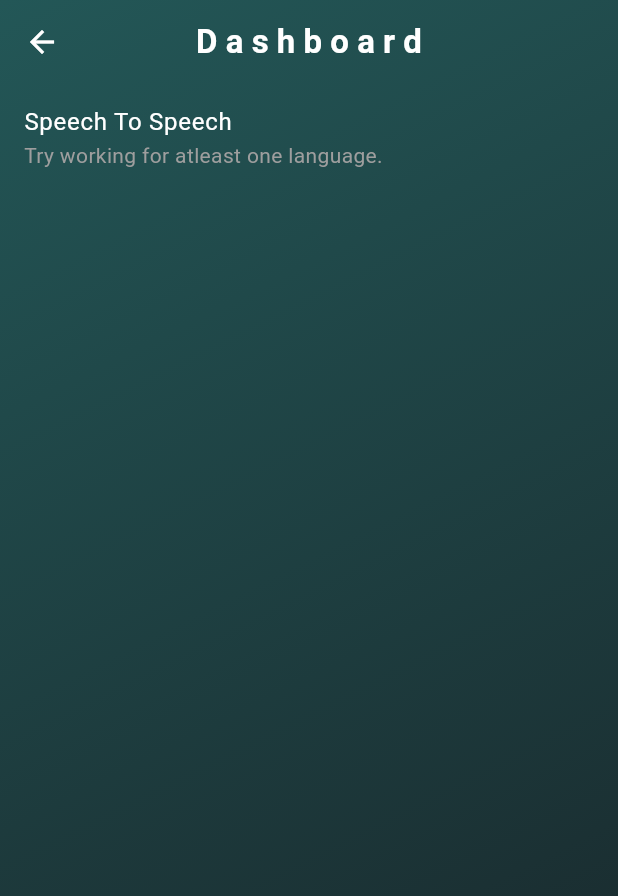
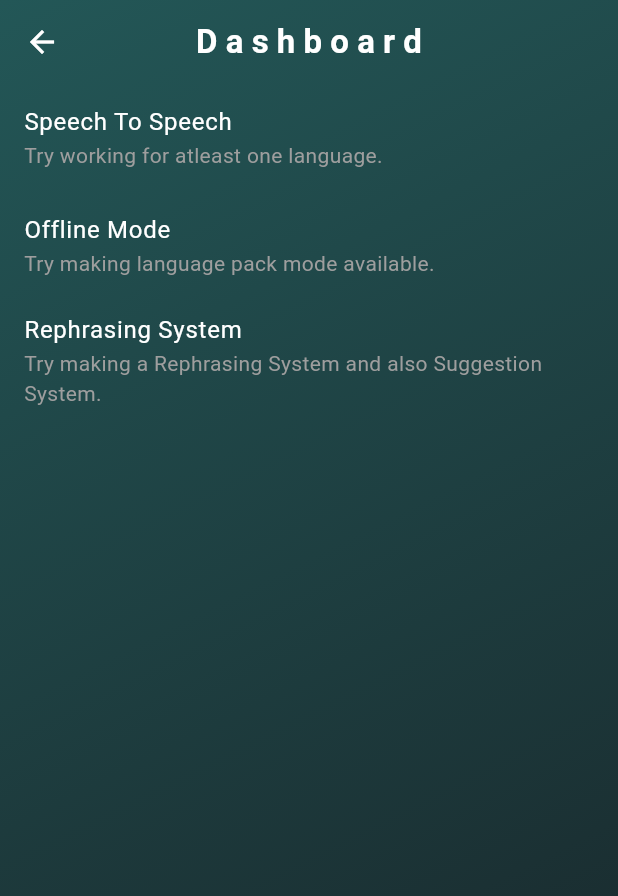
Before and after one commit to suraj-yadav0/vyakhya_ai-main, a Flutter app: the HomeScreen screen opened directly, in the side drawer, after a tap on "D A S H B O A R D", on a phone screen of 412 x 824 dp. Shown: the top 896 px of the screen. Run offline on Flutter 3.47's test engine with Material 3 defaults, Android fonts, the phone set to English and light mode, and no system bars; our stand-ins replace flutter_animate, flutter_svg, get, google_fonts, lottie, speech_to_text; missing offline and left inert: gallery_picker, google_mlkit_text_recognition, translator_plus.

Commit message:
made slight UI changes

```diff
--- a/lib/screens/drawer Screens/dashboard_screen.dart
+++ b/lib/screens/drawer Screens/dashboard_screen.dart
@@ -13,7 +13,13 @@ class DashboardScreen extends StatelessWidget {
           children: [
             CustomFeatureDashboard(
                 name: "Speech To Speech",
-                description: "Try working for atleast one language.")
+                description: "Try working for atleast one language."),
+                 CustomFeatureDashboard(
+                name: "Offline Mode",
+                description: "Try making language pack mode available."),
+                  CustomFeatureDashboard(
+                name: "Rephrasing System",
+                description: "Try making a Rephrasing System and also Suggestion System.")
           ],
         ),
 
--- a/lib/screens/features/speech_to_speech_screen.dart
+++ b/lib/screens/features/speech_to_speech_screen.dart
@@ -182,7 +182,7 @@ class _SpeechToSpeechState extends State<SpeechToSpeech> {
                     padding:
                         const EdgeInsets.symmetric(vertical: 10, horizontal: 60),
                     child: FloatingActionButton(
-                      backgroundColor: secondary,
+                      backgroundColor: Colors.teal,
                       onPressed: _speechToText.isNotListening
                           ? _startListening
                           : _stopListening,
@@ -198,7 +198,7 @@ const Spacer(),
                     padding:
                         const EdgeInsets.symmetric(vertical: 10, horizontal: 60),
                     child: FloatingActionButton(
-                      backgroundColor: secondary,
+                      backgroundColor: Colors.teal,
                       onPressed: _speechToText.isNotListening
                           ? _startListening
                           : _stopListening,
```
Also changed, not shown: lib/screens/features/text_to_text_screen.dart (+6 -2 lines).
